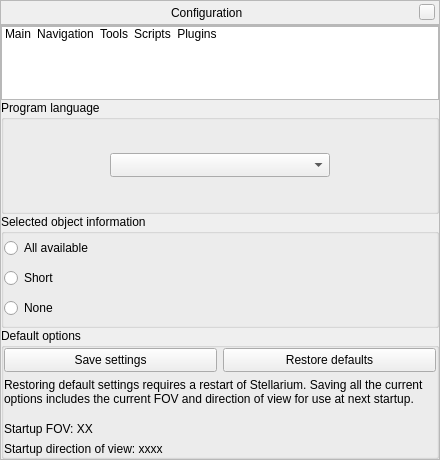
This is src/gui/configurationDialog.ui in 519984307/stellarium_src as Qt 5 draws it before an edit. The edited form follows.
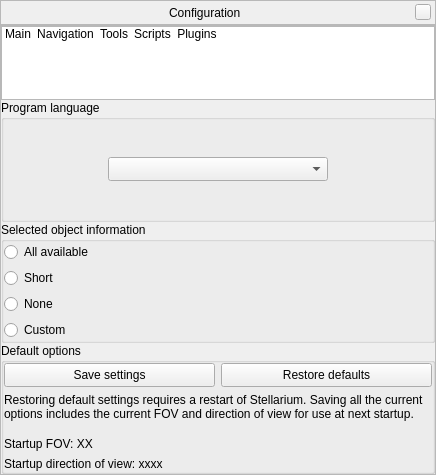
This is the edited form. Icons and pictures are not drawn. Custom widgets are drawn as their Qt base class.

Commit message: added custom info

Patch:
```diff
--- a/src/gui/configurationDialog.ui
+++ b/src/gui/configurationDialog.ui
@@ -6,8 +6,8 @@
    <rect>
     <x>0</x>
     <y>0</y>
-    <width>440</width>
-    <height>460</height>
+    <width>436</width>
+    <height>475</height>
    </rect>
   </property>
   <property name="styleSheet">
@@ -241,6 +241,16 @@
                </property>
               </widget>
              </item>
+             <item>
+              <widget class="QRadioButton" name="customSelectedInfoRadio">
+               <property name="toolTip">
+                <string>Display user settings information</string>
+               </property>
+               <property name="text">
+                <string>Custom</string>
+               </property>
+              </widget>
+             </item>
             </layout>
            </widget>
           </item>
```
The commit also changes 2 other files.
